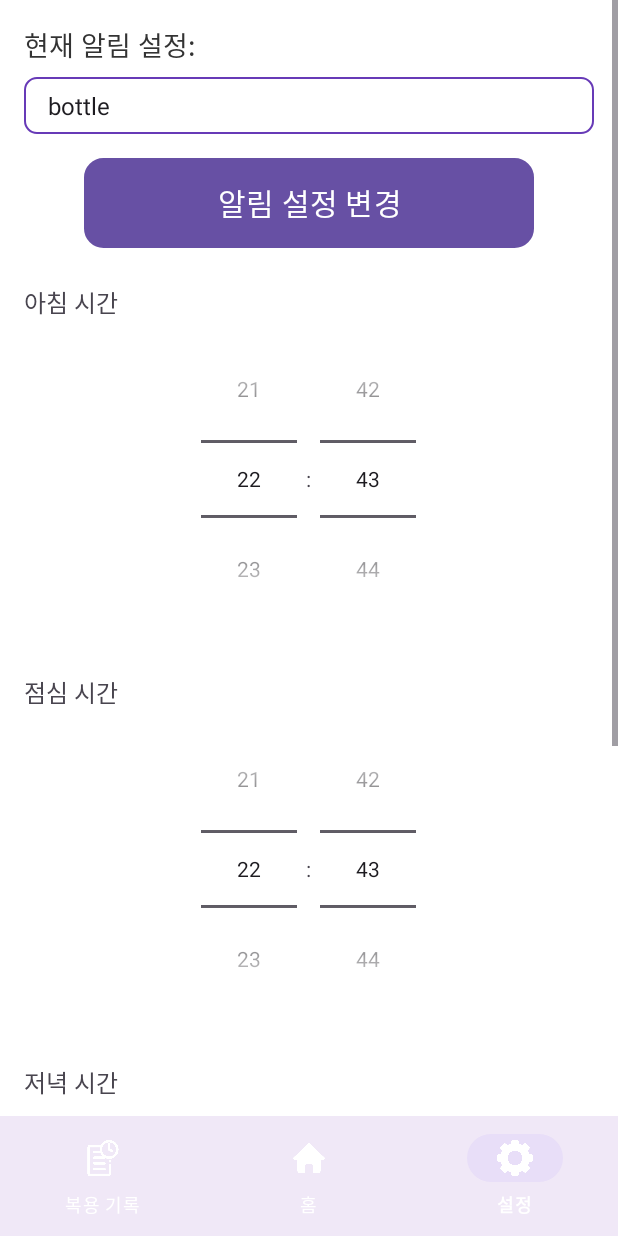
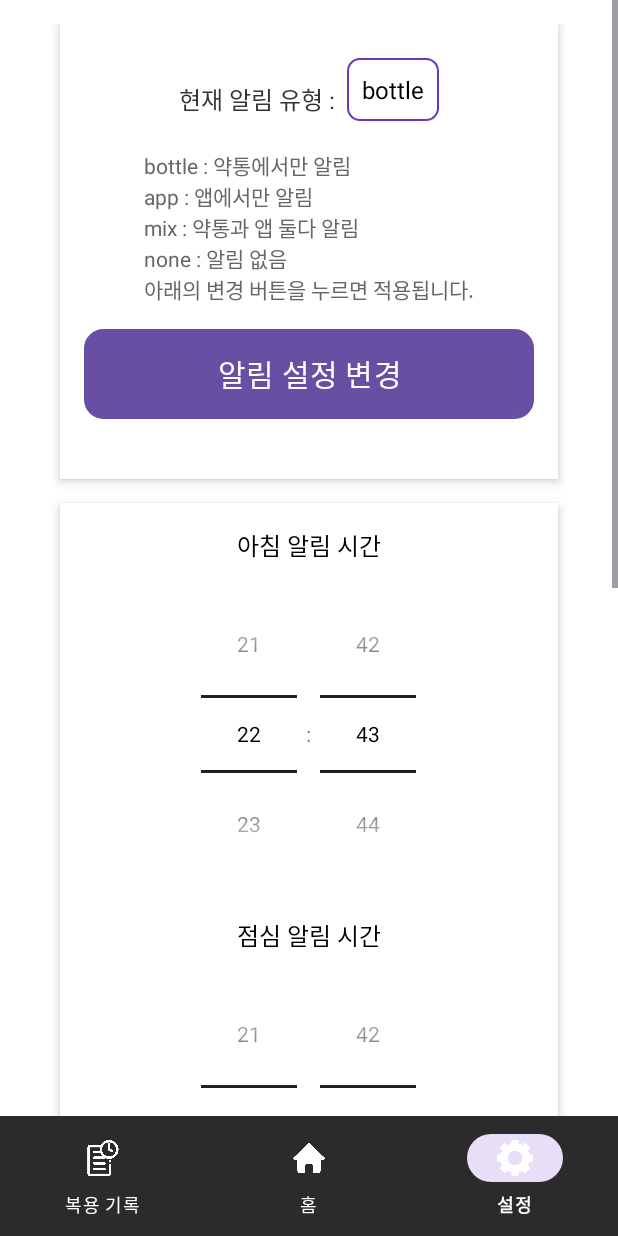
Before and after one commit to Re-Bugs/promise, an Android app: the SettingsActivity screen opened directly, with no data from a screen before it, on a phone screen of 412 x 824 dp. Run offline under Robolectric (Android 15) with nearby library versions, the phone set to English and light mode, and no system bars; 2 statements that could not run were skipped.

Commit message:
앱 - 설정 뷰 업데이트

```diff
--- a/Kotlin/app/src/main/java/com/promise/promise/SettingsActivity.kt
+++ b/Kotlin/app/src/main/java/com/promise/promise/SettingsActivity.kt
@@ -16,7 +16,6 @@ import retrofit2.Response
 class SettingsActivity : AppCompatActivity() {
 
     private lateinit var notificationSpinner: Spinner
-    private lateinit var currentNotificationTextView: TextView
     private lateinit var updateButton: Button
     private lateinit var resetButton: Button
 
@@ -38,7 +37,6 @@ class SettingsActivity : AppCompatActivity() {
 
         // View 초기화
         notificationSpinner = findViewById(R.id.notificationSpinner)
-        currentNotificationTextView = findViewById(R.id.currentNotificationTextView)
         updateButton = findViewById(R.id.updateButton)
         resetButton = findViewById(R.id.resetButton)
         setAlarmTimesButton = findViewById(R.id.setAlarmTimesButton)
@@ -79,7 +77,7 @@ class SettingsActivity : AppCompatActivity() {
 
         // 알림 선택 Spinner에 값 설정
         val notificationOptions = arrayOf("bottle", "app", "mix", "none")
-        val adapter = ArrayAdapter(this, android.R.layout.simple_spinner_item, notificationOptions)
+        val adapter = ArrayAdapter(this, R.layout.spinner_item, notificationOptions)
         adapter.setDropDownViewResource(android.R.layout.simple_spinner_dropdown_item)
         notificationSpinner.adapter = adapter
 
@@ -142,7 +140,7 @@ class SettingsActivity : AppCompatActivity() {
         val afternoonTime = formatTime(afternoonTimePicker.hour, afternoonTimePicker.minute)
         val eveningTime = formatTime(eveningTimePicker.hour, eveningTimePicker.minute)
 
-        Log.d("RequestData", "Formatted Times - Morning: $morningTime, Afternoon: $afternoonTime, Evening: $eveningTime") // 로그 추가
+        Log.d("RequestData", "Formatted Times - Morning: $morningTime, Afternoon: $afternoonTime, Evening: $eveningTime")
 
         val notificationService = ApiClient.createService(NotificationService::class.java)
         notificationService.updateAlarmTimes(bottleCode, morningTime, afternoonTime, eveningTime).enqueue(object : Callback<Map<String, String>> {
@@ -156,8 +154,8 @@ class SettingsActivity : AppCompatActivity() {
                         Toast.makeText(this@SettingsActivity, "알림 시간 변경 실패", Toast.LENGTH_SHORT).show()
                     }
                 } else {
-                    val errorBody = response.errorBody()?.string() // 서버에서 받은 에러 메시지 확인
-                    val statusCode = response.code() // 상태 코드 확인
+                    val errorBody = response.errorBody()?.string()
+                    val statusCode = response.code()
                     Toast.makeText(this@SettingsActivity, "서버 오류: $errorBody", Toast.LENGTH_SHORT).show()
                     Log.e("ServerError", "Failed to update alarm times. Status code: $statusCode, Error: $errorBody")
                 }
@@ -177,7 +175,6 @@ class SettingsActivity : AppCompatActivity() {
             override fun onResponse(call: Call<Map<String, String>>, response: Response<Map<String, String>>) {
                 if (response.isSuccessful) {
                     val notificationValue = response.body()?.get("NotificationValue")
-                    currentNotificationTextView.text = "현재 알림 설정: $notificationValue"
                     notificationSpinner.setSelection((notificationSpinner.adapter as ArrayAdapter<String>).getPosition(notificationValue))
                 } else {
                     Toast.makeText(this@SettingsActivity, "알림 값을 불러오지 못했습니다.", Toast.LENGTH_SHORT).show()
@@ -229,6 +226,6 @@ class SettingsActivity : AppCompatActivity() {
     }
 
     private fun formatTime(hour: Int, minute: Int): String {
-        return String.format("%02d:%02d", hour, minute) // 시간과 분을 두 자리로 맞춘다
+        return String.format("%02d:%02d", hour, minute)
     }
 }
--- a/Kotlin/app/src/main/res/layout/activity_settings.xml
+++ b/Kotlin/app/src/main/res/layout/activity_settings.xml
@@ -21,111 +21,180 @@
             android:layout_width="match_parent"
             android:layout_height="wrap_content"
             android:orientation="vertical"
-            android:padding="16dp">
+            android:padding="16dp"
+            android:gravity="center">
 
-            <!-- 알림 설정 표시 -->
-            <TextView
-                android:id="@+id/currentNotificationTextView"
+            <!-- 첫 번째 섹션: 알림 설정 -->
+            <LinearLayout
                 android:layout_width="wrap_content"
                 android:layout_height="wrap_content"
-                android:text="현재 알림 설정: "
-                android:textSize="18sp"
-                android:textColor="#333" />
+                android:orientation="vertical"
+                android:background="@android:color/white"
+                android:padding="16dp"
+                android:elevation="4dp"
+                android:layout_marginBottom="16dp"
+                android:gravity="center">
+
+                <!-- "현재 알림 유형 : " 텍스트와 Spinner 배치 -->
+                <LinearLayout
+                    android:layout_width="wrap_content"
+                    android:layout_height="wrap_content"
+                    android:orientation="horizontal"
+                    android:gravity="center_vertical"> <!-- 수직 중앙 정렬 -->
+
+                    <!-- 현재 알림 유형 텍스트 -->
+                    <TextView
+                        android:id="@+id/notificationLabel"
+                        android:layout_width="wrap_content"
+                        android:layout_height="wrap_content"
+                        android:text="현재 알림 유형 :"
+                        android:textSize="16sp"
+                        android:textColor="#333"
+                        android:layout_gravity="center_vertical"
+                        android:layout_marginRight="8dp" />
 
                     <!-- 알림 설정 선택 Spinner -->
                     <Spinner
                         android:id="@+id/notificationSpinner"
-                android:layout_width="match_parent"
+                        android:layout_width="wrap_content"
                         android:layout_height="wrap_content"
-                android:textColor="@android:color/black"
+                        android:gravity="center"
+                        android:layout_gravity="center_vertical"
+                        android:layout_marginTop="10dp"
                     android:background="@drawable/spinner_background"
-                android:padding="8dp"
-                android:layout_marginTop="8dp" />
+                    android:layout_marginBottom="16dp"/>
+                </LinearLayout>
+
+                <!-- 알림 설정 설명 추가 -->
+                <TextView
+                    android:id="@+id/notificationDescriptionTextView"
+                    android:layout_width="wrap_content"
+                    android:layout_height="wrap_content"
+                    android:text="bottle : 약통에서만 알림\napp : 앱에서만 알림\nmix : 약통과 앱 둘다 알림\nnone : 알림 없음\n아래의 변경 버튼을 누르면 적용됩니다."
+                    android:textSize="14sp"
+                    android:textColor="#666"
+                    android:layout_marginBottom="16dp" />
 
                 <!-- 알림 설정 업데이트 버튼 -->
                 <Button
                     android:id="@+id/updateButton"
                     android:layout_width="300dp"
                     android:layout_height="60dp"
-                android:layout_gravity="center"
-                android:layout_marginTop="16dp"
                     android:text="알림 설정 변경"
                     android:textSize="20sp"
+                    android:layout_marginBottom="24dp"
                     android:background="@drawable/rounded_button"
                     android:backgroundTint="@android:color/holo_blue_light"
                     android:textColor="@android:color/white" />
+            </LinearLayout>
+
+            <!-- 두 번째 섹션: 알람 시간 설정 -->
+            <LinearLayout
+                android:layout_width="wrap_content"
+                android:layout_height="wrap_content"
+                android:orientation="vertical"
+                android:background="@android:color/white"
+                android:padding="16dp"
+                android:elevation="4dp"
+                android:layout_marginBottom="16dp"
+                android:gravity="center">
 
                 <!-- 아침, 점심, 저녁 알림 시간 설정 -->
                 <TextView
                     android:id="@+id/morningTextView"
                     android:layout_width="wrap_content"
                     android:layout_height="wrap_content"
-                android:layout_marginTop="24dp"
-                android:text="아침 시간"
-                android:textSize="16sp" />
+                    android:text="아침 알림 시간"
+                    android:textSize="16sp"
+                    android:textColor="@android:color/black"
+                    android:layout_marginBottom="8dp" />
 
                 <TimePicker
                     android:id="@+id/morningTimePicker"
                     android:layout_width="wrap_content"
                     android:layout_height="wrap_content"
                     android:timePickerMode="spinner"
-                android:layout_gravity="center" />
+                    android:theme="@style/CustomTimePicker" />
 
                 <TextView
                     android:id="@+id/afternoonTextView"
                     android:layout_width="wrap_content"
                     android:layout_height="wrap_content"
-                android:layout_marginTop="24dp"
-                android:text="점심 시간"
-                android:textSize="16sp" />
+                    android:layout_marginTop="16dp"
+                    android:text="점심 알림 시간"
+                    android:textSize="16sp"
+                    android:textColor="@android:color/black"
+                    android:layout_marginBottom="8dp" />
 
                 <TimePicker
                     android:id="@+id/afternoonTimePicker"
                     android:layout_width="wrap_content"
                     android:layout_height="wrap_content"
                     android:timePickerMode="spinner"
-                android:layout_gravity="center" />
+                    android:theme="@style/CustomTimePicker" />
 
                 <TextView
                     android:id="@+id/eveningTextView"
                     android:layout_width="wrap_content"
                     android:layout_height="wrap_content"
-                android:layout_marginTop="24dp"
-                android:text="저녁 시간"
-                android:textSize="16sp" />
+                    android:layout_marginTop="16dp"
+                    android:text="저녁 알림 시간"
+                    android:textSize="16sp"
+                    android:textColor="@android:color/black"
+                    android:layout_marginBottom="8dp" />
 
                 <TimePicker
                     android:id="@+id/eveningTimePicker"
                     android:layout_width="wrap_content"
                     android:layout_height="wrap_content"
                     android:timePickerMode="spinner"
-                android:layout_gravity="center" />
+                    android:theme="@style/CustomTimePicker" />
 
                 <!-- 알람 시간 변경 버튼 추가 -->
                 <Button
                     android:id="@+id/setAlarmTimesButton"
                     android:layout_width="300dp"
                     android:layout_height="60dp"
-                android:layout_gravity="center"
-                android:layout_marginTop="16dp"
+                    android:layout_marginTop="24dp"
                     android:text="알람 시간 변경"
                     android:textSize="20sp"
                     android:background="@drawable/rounded_button"
                     android:backgroundTint="@android:color/holo_blue_light"
                     android:textColor="@android:color/white" />
+            </LinearLayout>
+
+            <!-- 세 번째 섹션: 애플리케이션 초기화 -->
+            <LinearLayout
+                android:layout_width="wrap_content"
+                android:layout_height="wrap_content"
+                android:orientation="vertical"
+                android:background="@android:color/white"
+                android:padding="16dp"
+                android:elevation="4dp"
+                android:gravity="center">
+
+                <!-- 설명 텍스트 추가 -->
+                <TextView
+                    android:id="@+id/resetDescriptionTextView"
+                    android:layout_width="wrap_content"
+                    android:layout_height="wrap_content"
+                    android:text="애플리케이션 내에 저장된 정보를 삭제합니다.\n(이름, 나이, 약통코드)"
+                    android:textSize="14sp"
+                    android:textColor="#666"
+                    android:layout_marginBottom="16dp" />
 
                 <!-- 애플리케이션 초기화 버튼 -->
                 <Button
                     android:id="@+id/resetButton"
                     android:layout_width="300dp"
                     android:layout_height="60dp"
-                android:layout_gravity="center"
                     android:layout_marginTop="16dp"
                     android:text="애플리케이션 초기화"
                     android:textSize="20sp"
                     android:background="@drawable/rounded_button"
                     android:backgroundTint="@android:color/holo_red_light"
                     android:textColor="@android:color/white" />
+            </LinearLayout>
         </LinearLayout>
     </ScrollView>
 
@@ -135,11 +204,12 @@
         android:layout_width="0dp"
         android:layout_height="wrap_content"
         android:layout_marginTop="16dp"
-        android:background="?android:attr/windowBackground"
+        android:background="#2B2B2B"
         app:itemIconTint="@color/white"
         app:itemTextColor="@color/white"
         app:menu="@menu/bottom_navigation_menu"
         app:layout_constraintBottom_toBottomOf="parent"
         app:layout_constraintEnd_toEndOf="parent"
         app:layout_constraintStart_toStartOf="parent" />
+
 </androidx.constraintlayout.widget.ConstraintLayout>
--- /dev/null
+++ b/Kotlin/app/src/main/res/layout/spinner_item.xml
@@ -0,0 +1,8 @@
+<?xml version="1.0" encoding="utf-8"?>
+<TextView xmlns:android="http://schemas.android.com/apk/res/android"
+    android:layout_width="match_parent"
+    android:layout_height="wrap_content"
+    android:textColor="@android:color/black"
+    android:gravity="center"
+    android:padding="10dp"
+    android:textSize="16sp" />
--- /dev/null
+++ b/Kotlin/app/src/main/res/values/styles.xml
@@ -0,0 +1,8 @@
+<resources>
+    <!-- TimePicker에 적용할 커스텀 스타일 -->
+    <style name="CustomTimePicker" parent="Theme.MaterialComponents.Light">
+        <item name="android:timePickerMode">spinner</item>
+        <item name="android:textColorPrimary">@android:color/black</item>
+        <item name="android:textColorSecondary">@android:color/black</item>
+    </style>
+</resources>
```
Lines whose indentation alone changed are shown as unchanged.
